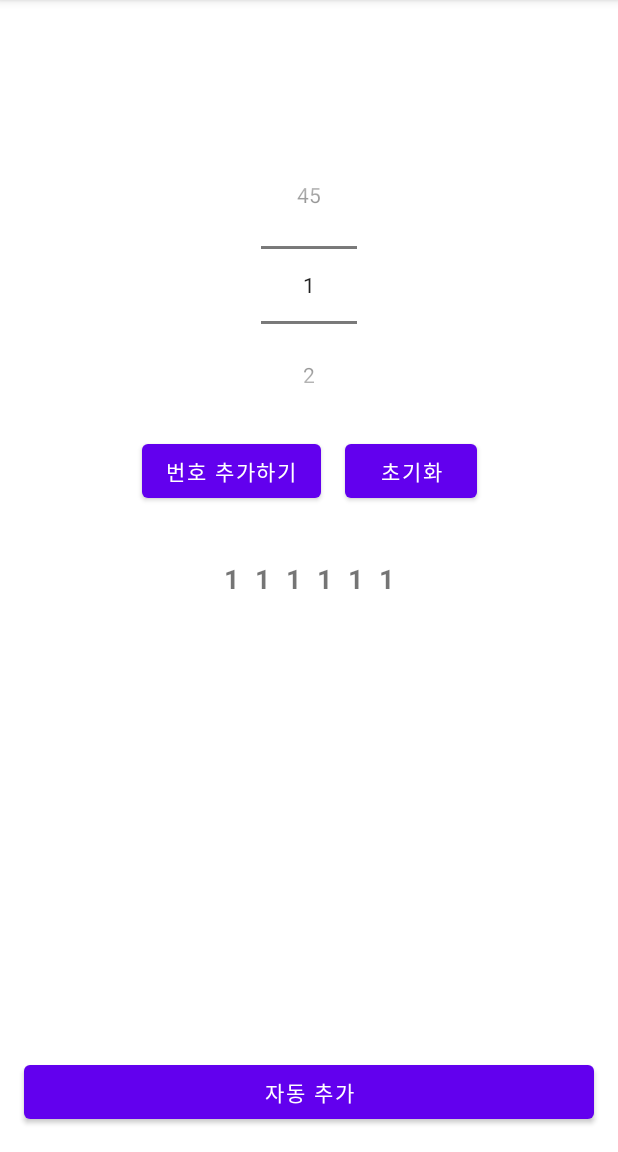
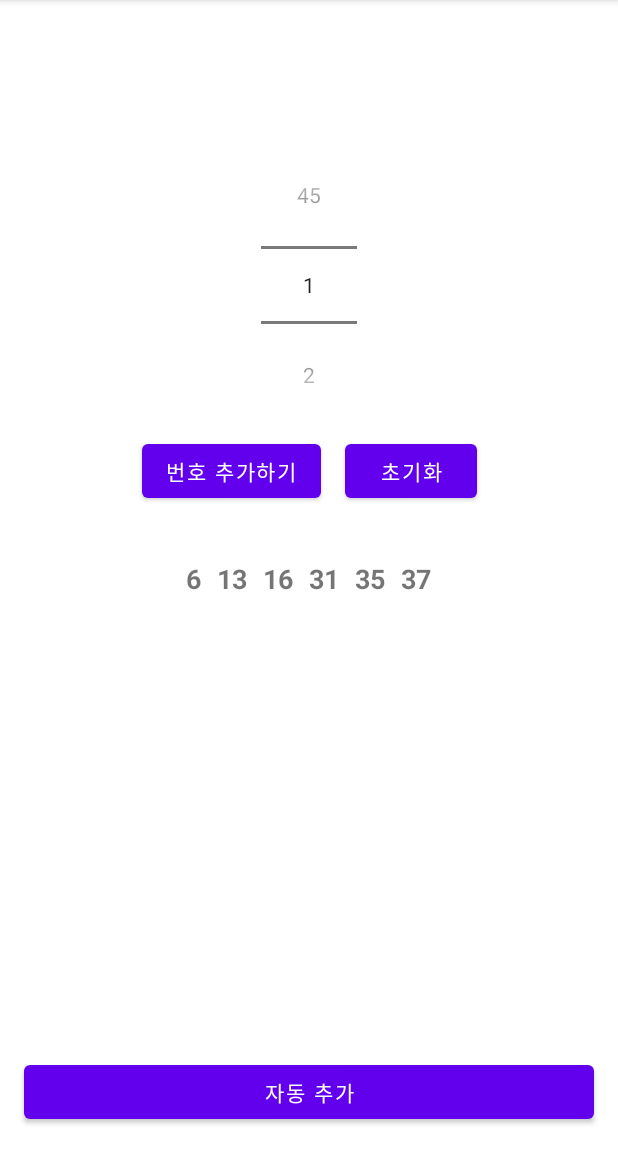
Before and after one commit to upsk1/SelfKotlinStudy, an Android app: the screen it shows after launch (MainActivity), after a tap on "자동 추가", on a phone screen of 412 x 824 dp, the part 84-1236 px from its top. Run offline under Robolectric (Android 15) with nearby library versions, the phone set to English and light mode, and no system bars.

Commit message:
Lotto Update

```diff
--- a/aoppart2chapter02/app/src/main/java/fastcampus/aop_part2_chapter02/MainActivity.kt
+++ b/aoppart2chapter02/app/src/main/java/fastcampus/aop_part2_chapter02/MainActivity.kt
@@ -2,48 +2,114 @@ package fastcampus.aop_part2_chapter02
 
 import androidx.appcompat.app.AppCompatActivity
 import android.os.Bundle
+import android.util.Log
 import android.widget.Button
 import android.widget.NumberPicker
+import android.widget.TextView
+import android.widget.Toast
+import androidx.core.view.isVisible
 
 class MainActivity : AppCompatActivity() {
 
-    private val clearButton: Button by lazy{
+    private val clearButton: Button by lazy {
         findViewById<Button>(R.id.clearButton);
     }
-    private val addButton: Button by lazy{
+    private val addButton: Button by lazy {
         findViewById<Button>(R.id.addButton);
     }
-    private val runButton: Button by lazy{
+    private val runButton: Button by lazy {
         findViewById<Button>(R.id.runButton);
     }
-    private val numberPicker: NumberPicker by lazy{
+    private val numberPicker: NumberPicker by lazy {
         findViewById<NumberPicker>(R.id.numberPicker);
     }
 
+    private val numberTextViewList: List<TextView> by lazy {
+        listOf<TextView>(
+            findViewById<TextView>(R.id.textView1),
+            findViewById<TextView>(R.id.textView2),
+            findViewById<TextView>(R.id.textView3),
+            findViewById<TextView>(R.id.textView4),
+            findViewById<TextView>(R.id.textView5),
+            findViewById<TextView>(R.id.textView6)
+        )
+    }
+
+    private var didRun = false
+
+    private val pickNumberSet = hashSetOf<Int>()
 
     override fun onCreate(savedInstanceState: Bundle?) {
         super.onCreate(savedInstanceState)
         setContentView(R.layout.activity_main)
 
-        numberPicker.minValue=1
-        numberPicker.maxValue=45
+        numberPicker.minValue = 1
+        numberPicker.maxValue = 45
 
         initRunButton()
+        initAddButton()
+        initClearButton()
+    }
 
-    }
-    private fun initRunButton(){
-        runButton.setOnClickListener{
+    private fun initRunButton() {
+        runButton.setOnClickListener {
             val list = getRandomNumber()
 
+            didRun = true
+
+            list.forEachIndexed{index,ab ->
+                val textView = numberTextViewList[index]
+
+                textView.text = ab.toString()
+                textView.isVisible = true
+            }
+
+            Log.d("MainActivity", list.toString())
+        }
+    }
+
+    private fun initAddButton() {
+        addButton.setOnClickListener {
+            if (didRun) {
+                Toast.makeText(this, "초기화 후에 시도해주세요. ", Toast.LENGTH_SHORT).show()
+                return@setOnClickListener
+            }
+            if (pickNumberSet.size >= 5) {
+                Toast.makeText(this, "번호는 5개까지만 선택할 수 있습니다.", Toast.LENGTH_SHORT).show()
+                return@setOnClickListener
+            }
+            if (pickNumberSet.contains(numberPicker.value)) {
+                Toast.makeText(this, "이미 선택한 번호입니다.", Toast.LENGTH_SHORT).show()
+                return@setOnClickListener
+            }
+
+            val textView = numberTextViewList[pickNumberSet.size]
+            textView.isVisible = true
+            textView.text = numberPicker.value.toString()
+
+            pickNumberSet.add(numberPicker.value)
+        }
+    }
+
+    private fun initClearButton() {
+        clearButton.setOnClickListener {
+            pickNumberSet.clear()
+            numberTextViewList.forEach {
+                it.isVisible = false
+            }
+            didRun = false
         }
     }
 
     private fun getRandomNumber(): List<Int> {
-        val numberList = mutableListOf<Int>().apply{
-            for(i in 1..45){
+        val numberList = mutableListOf<Int>().apply {
+            for (i in 1..45) {
+                if (pickNumberSet.contains(i)) continue
                 this.add(i)
             }
         }
-
+        numberList.shuffle()
+        val newList = pickNumberSet.toList() + numberList.subList(0, 6 - pickNumberSet.size)
+        return newList.sorted()
     }
 }
--- a/aoppart2chapter02/app/src/main/res/layout/activity_main.xml
+++ b/aoppart2chapter02/app/src/main/res/layout/activity_main.xml
@@ -64,7 +64,9 @@
             android:layout_margin="5dp"
             android:text="1"
             android:textSize="18sp"
-            android:textStyle="bold" />
+            android:textStyle="bold"
+            android:visibility="gone"
+            tools:visibility="visible" />
 
         <TextView
             android:id="@+id/textView2"
@@ -73,7 +75,9 @@
             android:layout_margin="5dp"
             android:text="1"
             android:textSize="18sp"
-            android:textStyle="bold" />
+            android:textStyle="bold"
+            android:visibility="gone"
+            tools:visibility="visible" />
 
         <TextView
             android:id="@+id/textView3"
@@ -82,7 +86,9 @@
             android:layout_margin="5dp"
             android:text="1"
             android:textSize="18sp"
-            android:textStyle="bold" />
+            android:textStyle="bold"
+            android:visibility="gone"
+            tools:visibility="visible" />
 
         <TextView
             android:id="@+id/textView4"
@@ -91,7 +97,9 @@
             android:layout_margin="5dp"
             android:text="1"
             android:textSize="18sp"
-            android:textStyle="bold" />
+            android:textStyle="bold"
+            android:visibility="gone"
+            tools:visibility="visible" />
 
         <TextView
             android:id="@+id/textView5"
@@ -100,7 +108,9 @@
             android:layout_margin="5dp"
             android:text="1"
             android:textSize="18sp"
-            android:textStyle="bold" />
+            android:textStyle="bold"
+            android:visibility="gone"
+            tools:visibility="visible" />
 
         <TextView
             android:id="@+id/textView6"
@@ -109,7 +119,9 @@
             android:layout_margin="5dp"
             android:text="1"
             android:textSize="18sp"
-            android:textStyle="bold" />
+            android:textStyle="bold"
+            android:visibility="gone"
+            tools:visibility="visible" />
 
     </LinearLayout>
 
```
